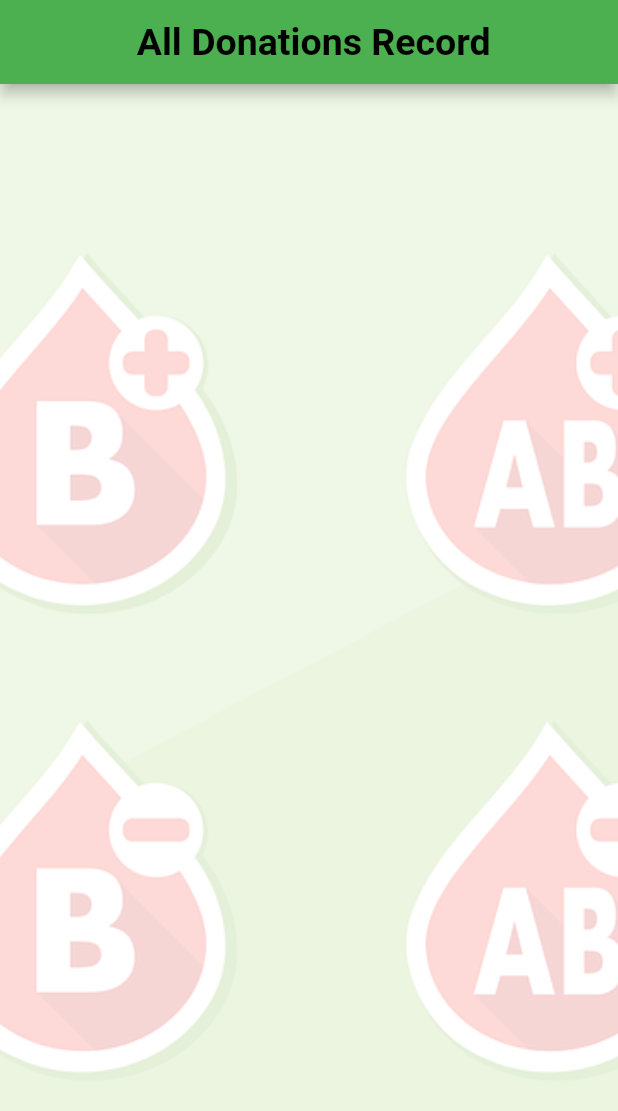
After one commit to bilalahmad9/Donate_Blood_or_Anything, a Flutter app: the DonorContact screen opened directly, on a phone screen of 412 x 824 dp. The commit adds this screen. Shown: the top 1111 px of the screen. Run offline on Flutter 3.47's test engine with Material 2 defaults, Android fonts, the phone set to English and light mode, and no system bars; our stand-ins replace cloud_firestore, firebase_auth, firebase_core, firebase_database, firebase_storage, flutter_spinkit and 1 more; missing offline and left inert: loading; accounts and stored records are empty.

Commit message:
all donation record screen add

```diff
--- a/flutter_app/lib/DonateBloodPage.dart
+++ b/flutter_app/lib/DonateBloodPage.dart
@@ -6,6 +6,7 @@ import 'package:google_fonts/google_fonts.dart';
 import 'DonateSelect.dart';
 import 'package:firebase_database/firebase_database.dart';
 import 'package:firebase_storage/firebase_storage.dart';
+import 'DonorsPage.dart';
 
 class DonateBloodScreen extends StatefulWidget {
   @override
@@ -152,9 +153,8 @@ class _DonateBloodScreenState extends State<DonateBloodScreen> {
                     borderRadius: BorderRadius.circular(15),
                   ),
                   onPressed: Upload,
-                    //Firestore.instance.collection("Blood Data").add(data);
-                    // Navigator.of(context).pushReplacement(
-                    //    MaterialPageRoute(builder: (context) => DonorContact()));
+                   //  Navigator.of(context).pushReplacement(
+                     //   MaterialPageRoute(builder: (context) => DonorContact()));
                   padding: EdgeInsets.all(20.0),
                   color: Colors.green,
                   child: Text(
@@ -208,6 +208,8 @@ class _DonateBloodScreenState extends State<DonateBloodScreen> {
       map ['_City'] = _City;
 
       databaseReference.child(uploadId).set(map);
+      Navigator.of(context).pushReplacement(
+             MaterialPageRoute(builder: (context) => DonorContact()));
     }
   }
 }
--- /dev/null
+++ b/flutter_app/lib/DonorsPage.dart
@@ -0,0 +1,42 @@
+import 'package:flutter/material.dart';
+
+class DonorContact extends StatefulWidget {
+  @override
+  _DonorContactState createState() => _DonorContactState();
+}
+
+class _DonorContactState extends State<DonorContact> {
+  @override
+  Widget build(BuildContext context) {
+    return Scaffold(
+      appBar: AppBar(
+        backgroundColor: Colors.green,
+        centerTitle: true,
+        title: Text(
+          " All Donations Record",
+          style: TextStyle(
+              color: Colors.black, fontSize: 25.0, fontWeight: FontWeight.bold),
+        ),
+      ),
+      //drawer: Drawer(
+       // child: MainDrawer(),
+      //),
+      body: Container(
+        decoration: new BoxDecoration(
+          image: new DecorationImage(
+            image: new AssetImage(
+              "images/cc.png",
+            ),
+            fit: BoxFit.cover,
+          ),
+        ),
+        child: Scaffold(
+          backgroundColor: Colors.transparent,
+          body: Container(
+            color: Colors.white.withOpacity(0.8),
+          ),
+        ),
+      ),
+    );
+  }
+}
```
